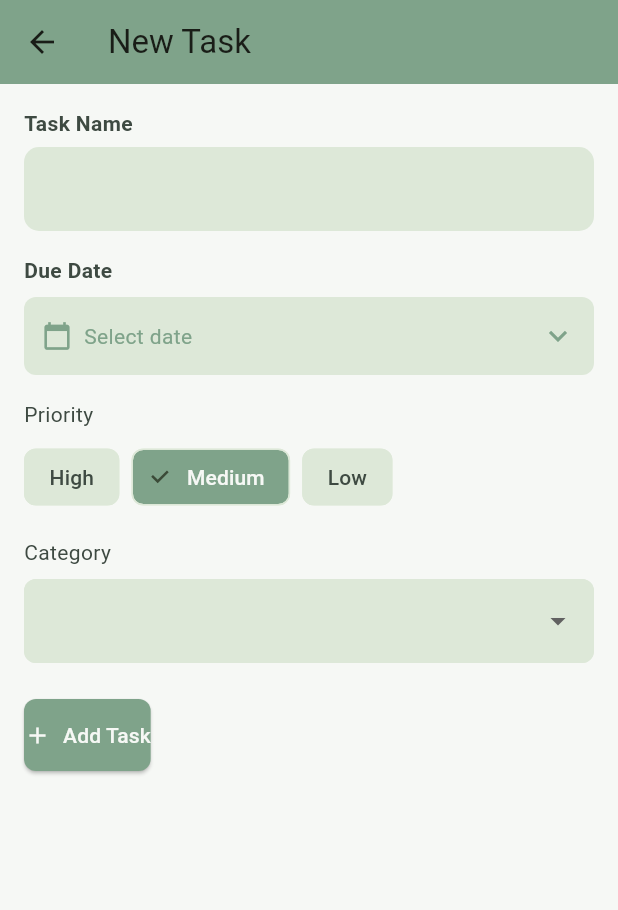
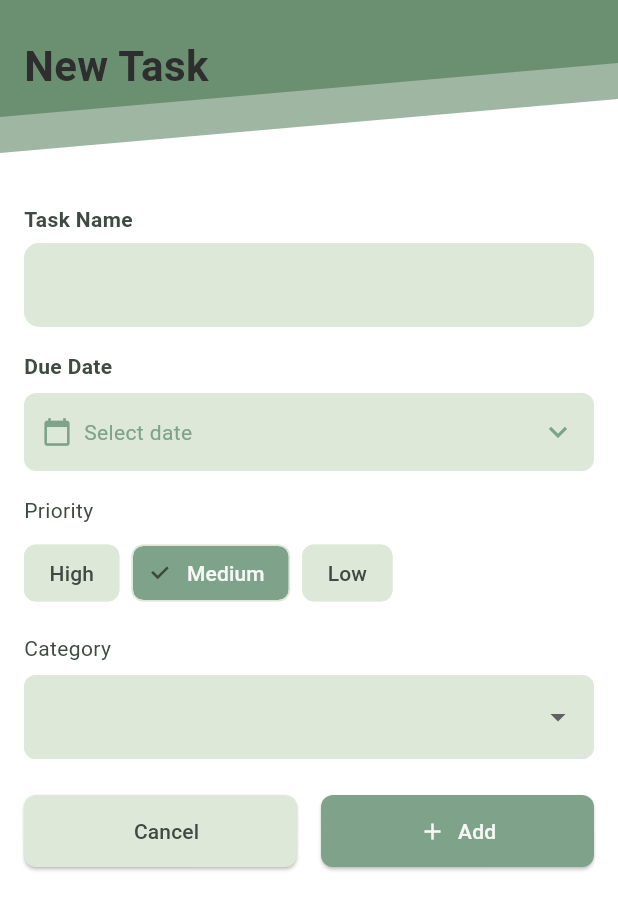
Before and after one commit to namdnta/latihan_firestore, a Flutter app: the screen it shows after launch, after a tap on the "add" icon, on a phone screen of 412 x 824 dp. Shown: the top 910 px of the screen. Run offline on Flutter 3.47's test engine with Material 3 defaults, Android fonts, the phone set to English and light mode, and no system bars; our stand-ins replace firebase_core, firebase_database, get; accounts and stored records are empty.

Commit message:
style [NM] final

```diff
--- /dev/null
+++ b/lib/Component/angled_header.dart
@@ -0,0 +1,108 @@
+import 'package:flutter/material.dart';
+
+/// ===============================
+/// Angled Green Header (Reusable)
+/// ===============================
+class AngledHeader extends StatelessWidget {
+  final String title;
+  final double height;
+
+  const AngledHeader({
+    super.key,
+    required this.title,
+    this.height = 120,
+  });
+
+  @override
+  Widget build(BuildContext context) {
+    return SizedBox(
+      height: height,
+      width: double.infinity,
+      child: Stack(
+        children: [
+          // Base background
+          Container(
+            color: AppColors.background,
+          ),
+
+          // Back layer (lighter green)
+          ClipPath(
+            clipper: _BackSlantClipper(),
+            child: Container(
+              color: AppColors.primaryGreen.withOpacity(0.65),
+            ),
+          ),
+
+          // Front layer (main green)
+          ClipPath(
+            clipper: _FrontSlantClipper(),
+            child: Container(
+              color: AppColors.primaryGreen,
+            ),
+          ),
+
+          // Title
+          Positioned(
+            left: 16,
+            top: 24,
+            child: Text(
+              title,
+              style: const TextStyle(
+                fontSize: 28,
+                fontWeight: FontWeight.w700,
+                color: AppColors.textPrimary,
+              ),
+            ),
+          ),
+        ],
+      ),
+    );
+  }
+}
+
+/// ===============================
+/// Back Slanted Layer
+/// ===============================
+class _BackSlantClipper extends CustomClipper<Path> {
+  @override
+  Path getClip(Size size) {
+    final path = Path();
+    path.moveTo(0, 0);
+    path.lineTo(size.width, 0);
+    path.lineTo(size.width, size.height * 0.55);
+    path.lineTo(0, size.height * 0.85);
+    path.close();
+    return path;
+  }
+
+  @override
+  bool shouldReclip(CustomClipper<Path> oldClipper) => false;
+}
+
+/// ===============================
+/// Front Slanted Layer
+/// ===============================
+class _FrontSlantClipper extends CustomClipper<Path> {
+  @override
+  Path getClip(Size size) {
+    final path = Path();
+    path.moveTo(0, 0);
+    path.lineTo(size.width, 0);
+    path.lineTo(size.width, size.height * 0.35);
+    path.lineTo(0, size.height * 0.65);
+    path.close();
+    return path;
+  }
+
+  @override
+  bool shouldReclip(CustomClipper<Path> oldClipper) => false;
+}
+
+/// ===============================
+/// App Colors (contoh)
+/// ===============================
+class AppColors {
+  static const Color primaryGreen = Color(0xFF6B8F71);
+  static const Color background = Color(0xFFFFFFFF);
+  static const Color textPrimary = Color(0xFF2E2E2E);
+}
--- a/lib/Component/navbar.dart
+++ b/lib/Component/navbar.dart
@@ -28,10 +28,10 @@ class FloatingNavBar extends StatelessWidget {
         mainAxisAlignment: MainAxisAlignment.spaceEvenly,
         children: [
           CustomFloatingActionButton(
-            icon: Icons.check_circle,
-            onPressed: onToHistory,
+            icon: Icons.list_alt,
+            onPressed: onToMain,
             heroTag: null,
-            backgroundColor: AppColors.completed,
+            backgroundColor: AppColors.primaryGreen,
           ),
           CustomFloatingActionButton(
             icon: Icons.add,
@@ -39,10 +39,10 @@ class FloatingNavBar extends StatelessWidget {
             heroTag: null,
           ),
           CustomFloatingActionButton(
-            icon: Icons.list_alt,
-            onPressed: onToMain,
+            icon: Icons.check_circle,
+            onPressed: onToHistory,
             heroTag: null,
-            backgroundColor: AppColors.primaryGreen,
+            backgroundColor: AppColors.completed,
           ),
         ],
       ),
--- a/lib/main.dart
+++ b/lib/main.dart
@@ -3,7 +3,7 @@ import 'package:flutter/material.dart';
 import 'package:get/get.dart';
 import 'package:latihan_firestore/pages/mainpage.dart';
 import 'package:latihan_firestore/pages/form_page.dart';
-import 'package:latihan_firestore/pages/history_page.dart';
+import 'package:latihan_firestore/pages/History_page.dart';
 import 'package:latihan_firestore/utils/firestore.realtime.dart';
 
 void main() async {
@@ -24,6 +24,8 @@ class MyApp extends StatelessWidget {
         colorScheme: ColorScheme.fromSeed(seedColor: Colors.green),
         useMaterial3: true,
       ),
+      defaultTransition: Transition.rightToLeft,
+      transitionDuration: const Duration(milliseconds: 250),
       home: const TodoListPage(),
       routes: {
         '/add': (_) => const TodoFormPage(),
--- a/lib/pages/form_page.dart
+++ b/lib/pages/form_page.dart
@@ -1,8 +1,9 @@
 import 'package:flutter/material.dart';
 import 'package:get/get.dart';
 import 'package:latihan_firestore/Component/buttons.dart';
+import 'package:latihan_firestore/Component/angled_header.dart';
 import 'package:latihan_firestore/Component/category_dropdown.dart';
-import 'package:latihan_firestore/Component/colors.dart';
+import 'package:latihan_firestore/Component/colors.dart' as colors;
 import 'package:latihan_firestore/Component/priority_selector.dart' as chip_selector;
 import 'package:latihan_firestore/Component/app_textfield.dart';
 import 'package:latihan_firestore/Component/date_picker_field.dart';
@@ -28,14 +29,16 @@ class _TodoFormPageState extends State<TodoFormPage> {
   Widget build(BuildContext context) {
     return Scaffold(
       backgroundColor: AppColors.background,
-      appBar: AppBar(
-        title: const Text('New Task'),
-        backgroundColor: AppColors.primaryGreen,
-      ),
       body: SingleChildScrollView(
-        padding: const EdgeInsets.all(16),
         child: Form(
           key: _formKey,
+          child: Column(
+            crossAxisAlignment: CrossAxisAlignment.start,
+            children: [
+              const AngledHeader(title: 'New Task'),
+              const SizedBox(height: 16),
+              Padding(
+                padding: const EdgeInsets.symmetric(horizontal: 16),
                 child: Column(
                   crossAxisAlignment: CrossAxisAlignment.start,
                   children: [
@@ -63,8 +66,19 @@ class _TodoFormPageState extends State<TodoFormPage> {
                 onChanged: (c) => setState(() => _category = c),
               ),
               const SizedBox(height: 24),
-              CustomButton(
-                text: 'Add Task',
+              Row(
+                children: [
+                  Expanded(
+                    child: CustomButton(
+                      text: 'Cancel',
+                      isSecondary: true,
+                      onPressed: () => Get.back(),
+                    ),
+                  ),
+                  const SizedBox(width: 16),
+                  Expanded(
+                    child: CustomButton(
+                      text: 'Add',
                       icon: Icons.add,
                       onPressed: () async {
                         if (!_formKey.currentState!.validate()) return;
@@ -81,6 +95,12 @@ class _TodoFormPageState extends State<TodoFormPage> {
                         }
                       },
                     ),
+                  ),
+                ],
+              ),
+                  ],
+                ),
+              ),
             ],
           ),
         ),
--- a/lib/pages/mainpage.dart
+++ b/lib/pages/mainpage.dart
@@ -1,8 +1,9 @@
 import 'package:flutter/material.dart';
 import 'package:get/get.dart';
 import 'package:latihan_firestore/Component/card.dart' as legacy_card;
-import 'package:latihan_firestore/Component/colors.dart';
+import 'package:latihan_firestore/Component/colors.dart' as colors;
 import 'package:latihan_firestore/Component/navbar.dart';
+import 'package:latihan_firestore/Component/angled_header.dart';
 import 'package:latihan_firestore/controller/todo_controller.dart';
 import 'package:latihan_firestore/pages/form_page.dart';
 
@@ -14,11 +15,7 @@ class TodoListPage extends StatelessWidget {
     final TodoController controller = Get.put(TodoController());
 
     return Scaffold(
-      backgroundColor: AppColors.background,
-      appBar: AppBar(
-        title: const Text('To Do'),
-        backgroundColor: AppColors.primaryGreen,
-      ),
+      backgroundColor: colors.AppColors.background,
       body: Obx(() {
         if (controller.isLoading.value) {
           return const Center(child: CircularProgressIndicator());
@@ -26,11 +23,35 @@ class TodoListPage extends StatelessWidget {
 
         final todos = controller.todos.where((t) => t['isDone'] != true);
 
+        final study = todos.where((t) => (t['category'] ?? '').toString().toLowerCase() == 'study');
+        final work = todos.where((t) => (t['category'] ?? '').toString().toLowerCase() == 'work');
+
+        List<Widget> section(String title, Iterable<Map<String, dynamic>> items) {
+          if (items.isEmpty) return [];
+          return [
+            Padding(
+              padding: const EdgeInsets.fromLTRB(16, 12, 16, 8),
+              child: Row(
+                children: [
+                  Text(title,
+                      style: const TextStyle(
+                          fontWeight: FontWeight.w700, fontSize: 14)),
+                ],
+              ),
+            ),
+            ...items.map((todo) => Padding(
+                  padding: const EdgeInsets.symmetric(horizontal: 16),
+                  child: legacy_card.TodoCard(todo: todo),
+                )),
+          ];
+        }
+
         return ListView(
-          padding: const EdgeInsets.all(16),
-          children: todos
-              .map((todo) => legacy_card.TodoCard(todo: todo))
-              .toList(),
+          children: [
+            const AngledHeader(title: 'To Do'),
+            ...section('Study', study),
+            ...section('Work', work),
+          ],
         );
       }),
       bottomNavigationBar: FloatingNavBar(
```
Also changed, not shown: lib/Component/card.dart (+30 -1 lines), lib/pages/History_page.dart (+36 -12 lines). Lines whose indentation alone changed are shown as unchanged.
